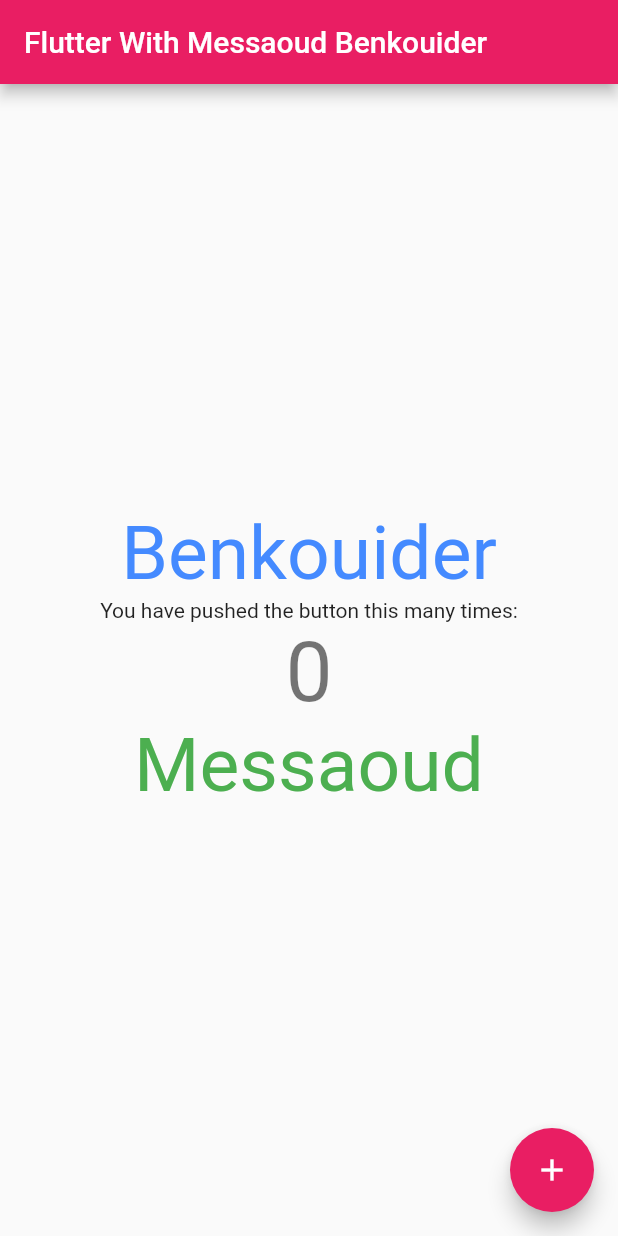
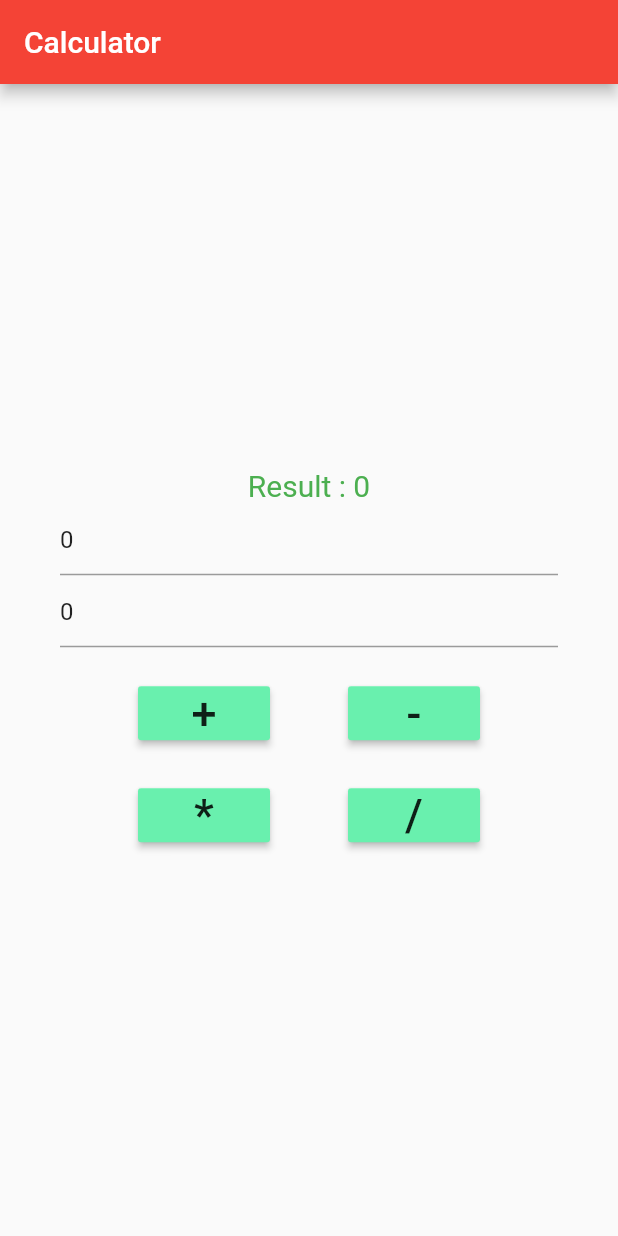
Before and after one commit to massoudsa55/fluter_learn, a Flutter app: the screen it shows after launch, on a phone screen of 412 x 824 dp. Run offline on Flutter 3.47's test engine with Material 2 defaults, Android fonts, the phone set to English and light mode, and no system bars.

Commit message:
Edit Code methodes (add, sub, mult, div) for calculator app

```diff
--- /dev/null
+++ b/lib/home_page.dart
@@ -0,0 +1,101 @@
+import 'package:flutter/material.dart';
+
+class HomePage extends StatefulWidget {
+  const HomePage({Key? key}) : super(key: key);
+
+  @override
+  State<HomePage> createState() => _MyWidgetState();
+}
+
+class _MyWidgetState extends State<HomePage> {
+  var number1 = 0, number2 = 0, result = 0;
+  final TextEditingController num1 = TextEditingController(text: "0");
+  final TextEditingController num2 = TextEditingController(text: "0");
+  void doAdd() {
+    setState(() {
+      result = number1 + number1;
+    });
+  }
+
+  void doSub() {
+    setState(() {
+      result = number1 + number1;
+    });
+  }
+
+  void doMult() {
+    setState(() {
+      result = number1 + number1;
+    });
+  }
+
+  void doDiv() {
+    setState(() {
+      result = number1 + number1;
+    });
+  }
+
+  @override
+  Widget build(BuildContext context) {
+    return Scaffold(
+      appBar: AppBar(
+        title: const Text("Calculator"),
+      ),
+      body: Container(
+        padding: const EdgeInsets.all(40.0),
+        child: Column(
+          mainAxisAlignment: MainAxisAlignment.center,
+          children: <Widget>[
+            Text('Result : $result',
+                style: const TextStyle(
+                  fontSize: 20.0,
+                  color: Colors.green,
+                )),
+            TextField(
+              keyboardType: TextInputType.number,
+              decoration: const InputDecoration(hintText: "Enter first number"),
+              controller: num1,
+            ),
+            TextField(
+              keyboardType: TextInputType.number,
+              decoration:
+                  const InputDecoration(hintText: "Enter second number"),
+              controller: num2,
+            ),
+            const Padding(padding: EdgeInsets.only(top: 20.0)),
+            Row(
+              mainAxisAlignment: MainAxisAlignment.spaceEvenly,
+              children: <Widget>[
+                MaterialButton(
+                    color: Colors.greenAccent,
+                    onPressed: doAdd,
+                    child: const Text(
+                      '+',
+                      style: TextStyle(fontSize: 30.0),
+                    )),
+                MaterialButton(
+                    color: Colors.greenAccent,
+                    onPressed: doSub,
+                    child: const Text('-', style: TextStyle(fontSize: 30.0))),
+              ],
+            ),
+            const Padding(padding: EdgeInsets.only(top: 20.0)),
+            Row(
+              mainAxisAlignment: MainAxisAlignment.spaceEvenly,
+              children: <Widget>[
+                MaterialButton(
+                    color: Colors.greenAccent,
+                    onPressed: doMult,
+                    child: const Text('*', style: TextStyle(fontSize: 30.0))),
+                MaterialButton(
+                    color: Colors.greenAccent,
+                    onPressed: doDiv,
+                    child: const Text('/', style: TextStyle(fontSize: 30.0))),
+              ],
+            ),
+          ],
+        ),
+      ),
+    );
+  }
+}
--- a/lib/main.dart
+++ b/lib/main.dart
@@ -1,4 +1,5 @@
 import 'package:flutter/material.dart';
+import 'package:test_new_project/home_page.dart';
 
 void main() {
   runApp(const MyApp());
@@ -7,78 +8,14 @@ void main() {
 class MyApp extends StatelessWidget {
   const MyApp({Key? key}) : super(key: key);
 
-  // This widget is the root of your application.
   @override
   Widget build(BuildContext context) {
     return MaterialApp(
-      //theme: ThemeData.dark(),
-      title: 'Messaoud apps',
-
+      title: "Calculator app",
       theme: ThemeData(
-        primarySwatch: Colors.pink,
+        primarySwatch: Colors.red,
       ),
-      home: const MyHomePage(title: 'Flutter With Messaoud Benkouider'),
+      home: const HomePage(),
     );
   }
 }
-
-class MyHomePage extends StatefulWidget {
-  const MyHomePage({Key? key, required this.title}) : super(key: key);
-
-  final String title;
-
-  @override
-  State<MyHomePage> createState() => _MyHomePageState();
-}
-
-class _MyHomePageState extends State<MyHomePage> {
-  int _counter = 0;
-
-  void _incrementCounter() {
-    setState(() {
-      _counter++;
-    });
-  }
-
-  @override
-  Widget build(BuildContext context) {
-    return Scaffold(
-      appBar: AppBar(
-        title: Text(widget.title),
-      ),
-      body: Center(
-        child: Column(
-          mainAxisAlignment: MainAxisAlignment.center,
-          children: <Widget>[
-            const Text(
-              'Benkouider',
-              style: TextStyle(
-                fontSize: 50,
-                color: Colors.blueAccent,
-              ),
-            ),
-            const Text(
-              'You have pushed the button this many times:',
-            ),
-            Text(
-              '$_counter',
-              style: Theme.of(context).textTheme.headline2,
-            ),
-            const Text(
-              'Messaoud',
-              style: TextStyle(
-                fontSize: 50,
-                color: Colors.green,
-              ),
-            ),
-          ],
-        ),
-      ),
-      floatingActionButton: FloatingActionButton(
-        onPressed: _incrementCounter,
-        tooltip: 'Increment',
-        child: const Icon(Icons.add),
-      ),
-    );
-  }
-}
```
